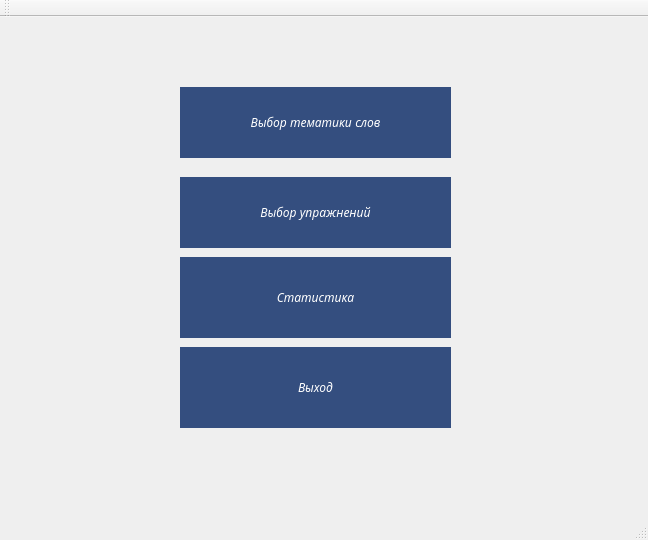
moevm/gui-1h2018-03, file mainwindow.ui: the form before one commit.
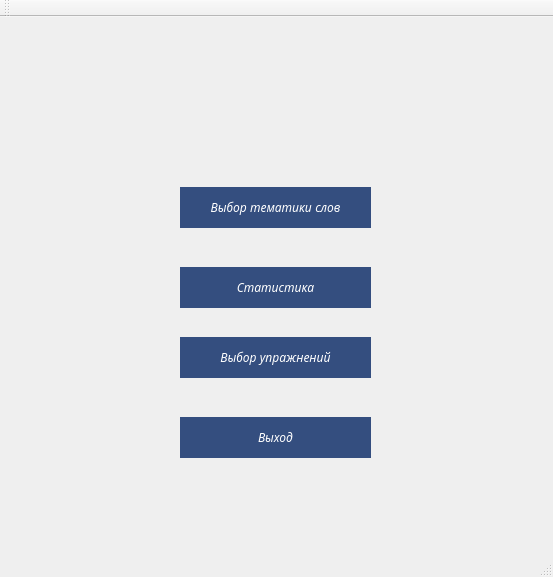
The form after the commit. Icons and pictures are not drawn.

The edit to the form file:
```diff
--- a/mainwindow.ui
+++ b/mainwindow.ui
@@ -6,8 +6,8 @@
    <rect>
     <x>0</x>
     <y>0</y>
-    <width>648</width>
-    <height>540</height>
+    <width>553</width>
+    <height>577</height>
    </rect>
   </property>
   <property name="windowTitle">
@@ -22,9 +22,9 @@
     <property name="geometry">
      <rect>
       <x>180</x>
-      <y>70</y>
-      <width>271</width>
-      <height>71</height>
+      <y>170</y>
+      <width>191</width>
+      <height>41</height>
      </rect>
     </property>
     <property name="font">
@@ -53,9 +53,9 @@
     <property name="geometry">
      <rect>
       <x>180</x>
-      <y>160</y>
-      <width>271</width>
-      <height>71</height>
+      <y>320</y>
+      <width>191</width>
+      <height>41</height>
      </rect>
     </property>
     <property name="font">
@@ -81,9 +81,9 @@
     <property name="geometry">
      <rect>
       <x>180</x>
-      <y>240</y>
-      <width>271</width>
-      <height>81</height>
+      <y>250</y>
+      <width>191</width>
+      <height>41</height>
      </rect>
     </property>
     <property name="font">
@@ -110,9 +110,9 @@
     <property name="geometry">
      <rect>
       <x>180</x>
-      <y>330</y>
-      <width>271</width>
-      <height>81</height>
+      <y>400</y>
+      <width>191</width>
+      <height>41</height>
      </rect>
     </property>
     <property name="font">
```
Left out of the diff: 2 changed lines with no effect on the pictures.
